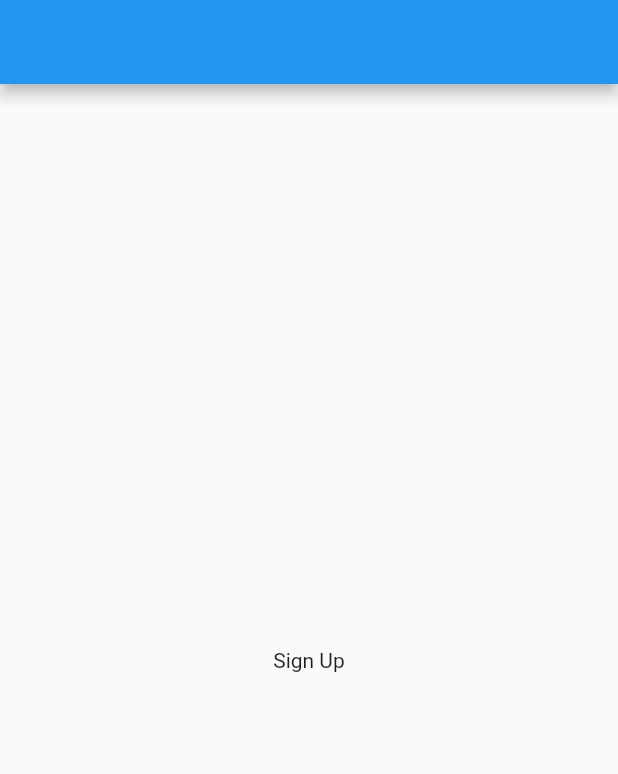
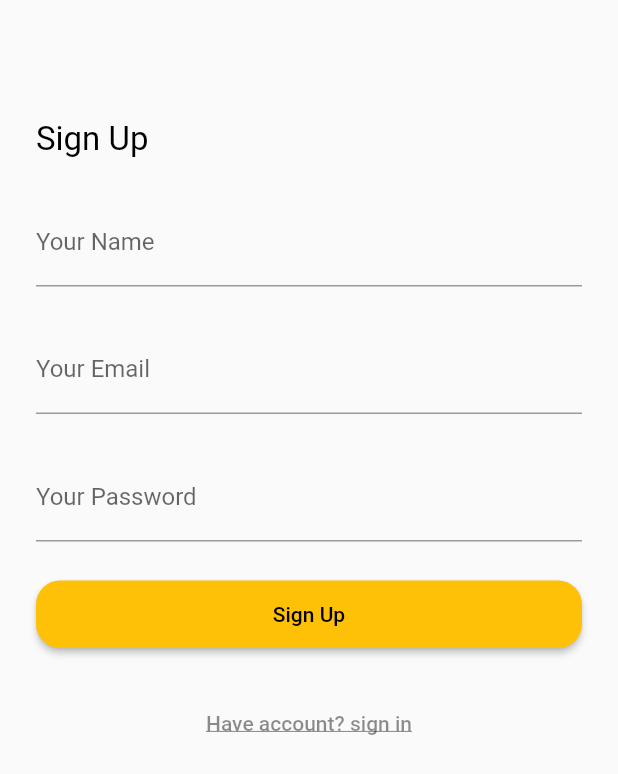
Before and after one commit to ditateum/signIn-wih-firebase, a Flutter app: the screen it shows after launch, on a phone screen of 412 x 824 dp. Shown: the top 774 px of the screen. Run offline on Flutter 3.47's test engine with Material 2 defaults, Android fonts, the phone set to English and light mode, and no system bars; our stand-ins replace firebase_core; accounts and stored records are empty.

Commit message:
sign up page done

```diff
--- a/lib/view/form/sign_up_page.dart
+++ b/lib/view/form/sign_up_page.dart
@@ -6,9 +6,71 @@ class SignUpPage extends StatelessWidget {
   @override
   Widget build(BuildContext context) {
     return Scaffold(
-      appBar: AppBar(),
-      body: const Center(
-        child: Text('Sign Up'),
+      appBar: AppBar(
+        backgroundColor: Colors.transparent,
+        elevation: 0,
+      ),
+      body: Padding(
+        padding: const EdgeInsets.all(24),
+        child: Column(
+          crossAxisAlignment: CrossAxisAlignment.start,
+          children: [
+            const Text(
+              "Sign Up",
+              style: TextStyle(
+                fontSize: 22,
+                color: Colors.black,
+              ),
+            ),
+            const SizedBox(
+              height: 26,
+            ),
+            TextField(
+              decoration: InputDecoration(labelText: 'Your Name'),
+            ),
+            const SizedBox(
+              height: 26,
+            ),
+            TextField(
+              decoration: InputDecoration(labelText: 'Your Email'),
+            ),
+            const SizedBox(
+              height: 26,
+            ),
+            TextField(
+              decoration: InputDecoration(labelText: 'Your Password'),
+            ),
+            Container(
+              width: double.infinity,
+              height: 45,
+              margin: const EdgeInsets.symmetric(
+                vertical: 26,
+              ),
+              child: ElevatedButton(
+                onPressed: () {},
+                style: TextButton.styleFrom(
+                  backgroundColor: Colors.amber,
+                  primary: Colors.black,
+                  shape: RoundedRectangleBorder(
+                    borderRadius: BorderRadius.circular(16),
+                  ),
+                ),
+                child: const Text('Sign Up'),
+              ),
+            ),
+            Center(
+              child: TextButton(
+                onPressed: () {},
+                child: const Text(
+                  'Have account? sign in',
+                  style: TextStyle(
+                      color: Colors.black45,
+                      decoration: TextDecoration.underline),
+                ),
+              ),
+            ),
+          ],
+        ),
       ),
     );
   }
```
